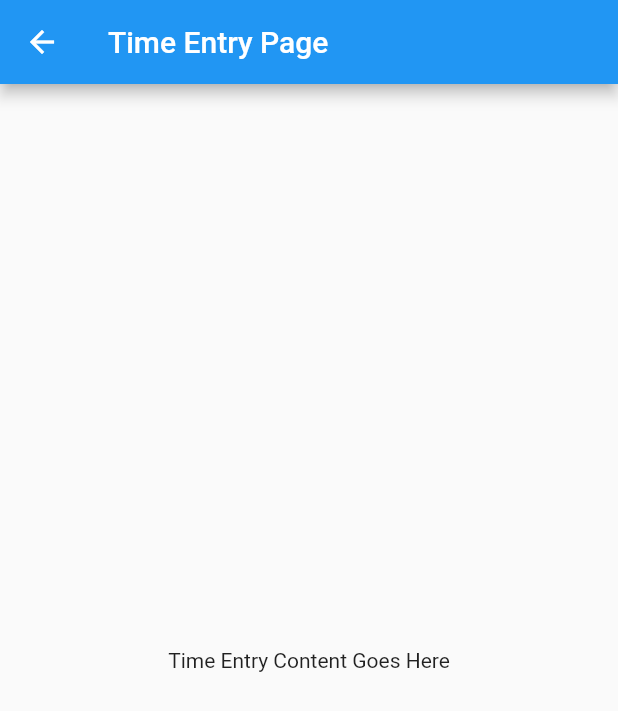
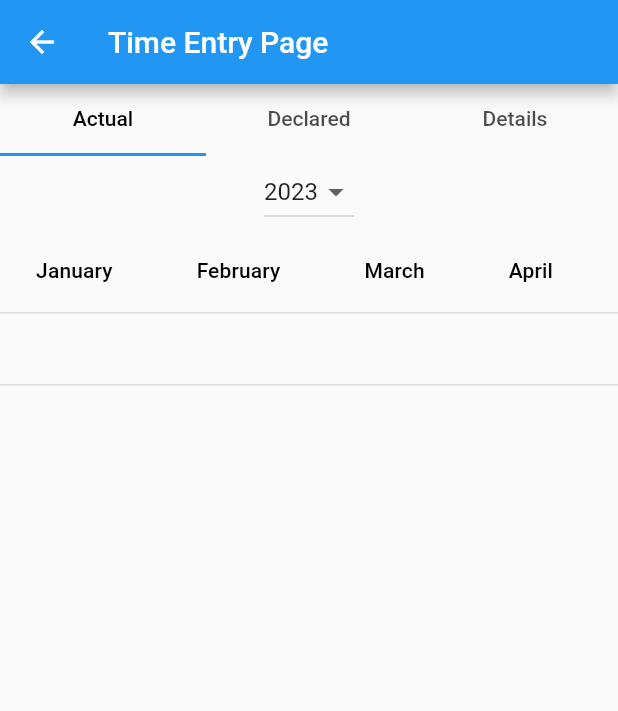
Before and after one commit to mrHeinrichh/Globagility_app, a Flutter app: the TimeEntryPage screen opened directly, on a phone screen of 412 x 824 dp. Shown: the top 711 px of the screen. Run offline on Flutter 3.47's test engine with Material 2 defaults, Android fonts, the phone set to English and light mode, and no system bars.

Commit message:
feat: :lipstick: Update time entry page interface

```diff
--- a/lib/views/time_entry.page.dart
+++ b/lib/views/time_entry.page.dart
@@ -1,5 +1,3 @@
-// time_entry_page.dart
-
 import 'package:flutter/material.dart';
 
 class TimeEntryPage extends StatelessWidget {
@@ -9,8 +7,113 @@ class TimeEntryPage extends StatelessWidget {
       appBar: AppBar(
         title: Text('Time Entry Page'),
       ),
-      body: Center(
-        child: Text('Time Entry Content Goes Here'),
+      body: DefaultTabController(
+        length: 3, // Number of tabs (Actual, Declared, Details)
+        child: Column(
+          children: [
+            TabBar(
+              labelColor: Colors.black,
+              tabs: [
+                Tab(text: 'Actual'),
+                Tab(text: 'Declared'),
+                Tab(text: 'Details'),
+              ],
+            ),
+            Expanded(
+              child: TabBarView(
+                children: [
+                  buildActualTab(), // Actual year data table with dropdown
+                  buildMonthDataTable(), // Declared year data table
+                  buildDetailsDataTable(), // Details data table
+                ],
+              ),
+            ),
+          ],
+        ),
+      ),
+    );
+  }
+
+  Widget buildActualTab() {
+    // Add logic here to get the list of available years
+    List<int> years = [2023, 2022, 2021]; // Example list of years
+
+    int selectedYear = years.first; // Default selected year
+
+    return Column(
+      children: [
+        DropdownButton<int>(
+          value: selectedYear,
+          items: years.map((int year) {
+            return DropdownMenuItem<int>(
+              value: year,
+              child: Text(year.toString()),
+            );
+          }).toList(),
+          onChanged: (int? newValue) {
+            if (newValue != null) {
+              // Add logic here to handle year change
+            }
+          },
+        ),
+
+        buildMonthDataTable(), // Actual year data table
+      ],
+    );
+  }
+
+  Widget buildMonthDataTable() {
+    return SingleChildScrollView(
+      scrollDirection: Axis.horizontal,
+      child: DataTable(
+        columns: [
+          DataColumn(label: Text('January')),
+          DataColumn(label: Text('February')),
+          DataColumn(label: Text('March')),
+          DataColumn(label: Text('April')),
+          DataColumn(label: Text('May')),
+          DataColumn(label: Text('June')),
+          DataColumn(label: Text('July')),
+          DataColumn(label: Text('August')),
+          DataColumn(label: Text('September')),
+          DataColumn(label: Text('October')),
+          DataColumn(label: Text('November')),
+          DataColumn(label: Text('December')),
+        ],
+        rows: [
+          DataRow(cells: List.generate(12, (index) => DataCell(Text('')))),
+          DataRow(cells: List.generate(12, (index) => DataCell(Text('')))),
+        ],
+      ),
+    );
+  }
+
+  Widget buildDetailsDataTable() {
+    return SingleChildScrollView(
+      scrollDirection: Axis.horizontal,
+      child: DataTable(
+        columns: [
+          DataColumn(label: Text('Date')),
+          DataColumn(label: Text('Day')),
+          DataColumn(label: Text('Shift From')),
+          DataColumn(label: Text('Shift To')),
+          DataColumn(label: Text('Time In')),
+          DataColumn(label: Text('Time Out')),
+          DataColumn(label: Text('Regular Hours')),
+          DataColumn(label: Text('Regular Amount')),
+          DataColumn(label: Text('Overtime Hours')),
+          DataColumn(label: Text('Overtime Amount')),
+          DataColumn(label: Text('Night Diff Hours')),
+          DataColumn(label: Text('Night Diff Among')),
+          DataColumn(label: Text('Night Diff OT Hours')),
+          DataColumn(label: Text('Night Diff OT Amount')),
+          DataColumn(label: Text('Rest Day Hours')),
+          DataColumn(label: Text('Rest Day Amount')),
+          DataColumn(label: Text('Holiday Pay')),
+        ],
+        rows: [
+          DataRow(cells: List.generate(17, (index) => DataCell(Text('')))),
+        ],
       ),
     );
   }
```
